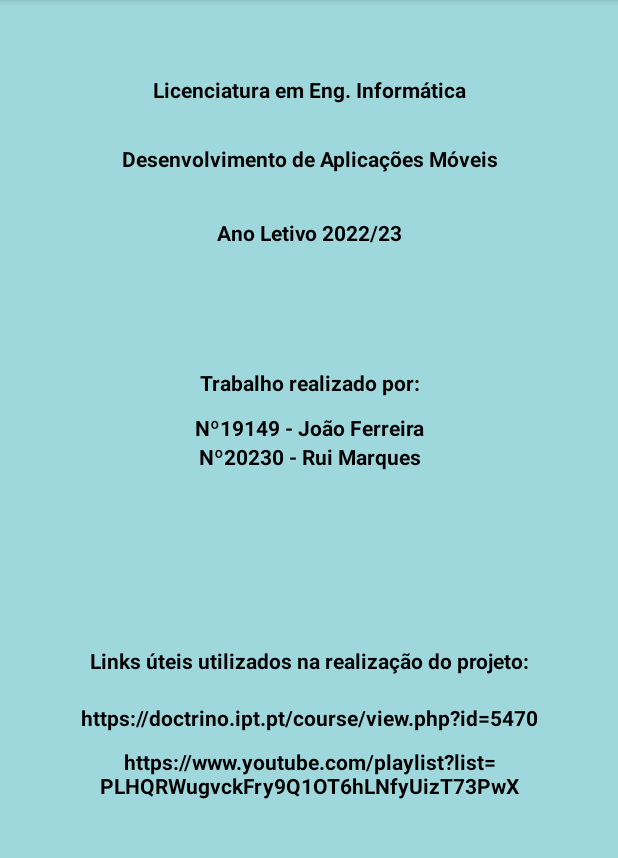
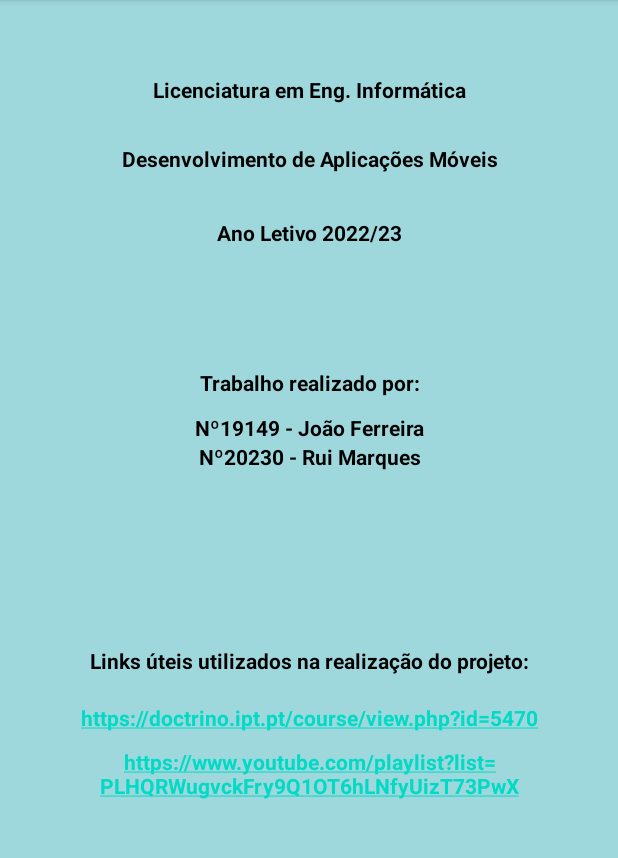
Before and after one commit to joaofnferreira/GestAssiste, an Android app: the SobreNos screen opened directly, with no data from a screen before it, on a phone screen of 412 x 824 dp, the part 84-942 px from its top. Run offline under Robolectric (Android 15) with nearby library versions, the phone set to English and light mode, and no system bars.

Commit message:
Formatação do código + Comentários em falta+ Colocação dos links em formato de link
Formatação do código + Comentários em falta+ Colocação dos links em formato de link

```diff
--- a/app/build.gradle
+++ b/app/build.gradle
@@ -1,6 +1,7 @@
 plugins {
     id 'com.android.application'
     id 'org.jetbrains.kotlin.android'
+    //firebase plugin
     id("com.google.gms.google-services")
 }
 
@@ -60,7 +61,9 @@ dependencies {
     androidTestImplementation 'androidx.test.ext:junit:1.1.5'
     androidTestImplementation 'androidx.test.espresso:espresso-core:3.5.1'
 
+    //firebase BoM
     implementation(platform("com.google.firebase:firebase-bom:32.1.1"))
+    //firebase real time database
     implementation("com.google.firebase:firebase-database-ktx")
 
 
--- a/app/src/main/java/com/gest/gestassiste/AssistModel.kt
+++ b/app/src/main/java/com/gest/gestassiste/AssistModel.kt
@@ -1,6 +1,7 @@
 package com.gest.gestassiste
 
-data class AssistModel (
+//modelo dos dados
+data class AssistModel(
     //assistência
     val idassitencia: String? = null,
     val dataassitencia: String? = null,
--- a/app/src/main/java/com/gest/gestassiste/SobreNos.kt
+++ b/app/src/main/java/com/gest/gestassiste/SobreNos.kt
@@ -1,15 +1,24 @@
 package com.gest.gestassiste
 
 import android.os.Bundle
+import android.text.method.LinkMovementMethod
+import android.widget.TextView
 import androidx.appcompat.app.AppCompatActivity
 import com.gest.gestassiste.R
 
-class SobreNos: AppCompatActivity() {
+class SobreNos : AppCompatActivity() {
 
     override fun onCreate(savedInstanceState: Bundle?) {
         super.onCreate(savedInstanceState)
         setContentView(R.layout.sobre_nos)
 
+        //declaração e inicialização
+        val doctrino = findViewById<TextView>(R.id.textView9)
+        val playlist = findViewById<TextView>(R.id.textView17)
+
+        //ação de ir para o link
+        doctrino.movementMethod = LinkMovementMethod.getInstance()
+        playlist.movementMethod = LinkMovementMethod.getInstance()
 
     }
 
--- a/app/src/main/res/layout/activity_consulta.xml
+++ b/app/src/main/res/layout/activity_consulta.xml
@@ -19,7 +19,6 @@
         app:layout_constraintEnd_toEndOf="parent"
         app:layout_constraintStart_toStartOf="parent"
         app:layout_constraintTop_toTopOf="parent"
-
         tools:listitem="@layout/lista_assist" />
 
     <TextView
--- a/app/src/main/res/layout/lista_assist.xml
+++ b/app/src/main/res/layout/lista_assist.xml
@@ -7,7 +7,6 @@
     android:background="#9ED8DD"
     android:backgroundTint="#9ED8DD"
     app:cardBackgroundColor="#9ED8DD"
-
     app:cardCornerRadius="8dp"
     app:cardElevation="8dp">
 
--- a/app/src/main/res/layout/sobre_nos.xml
+++ b/app/src/main/res/layout/sobre_nos.xml
@@ -25,7 +25,7 @@
             app:layout_constraintEnd_toEndOf="parent"
             app:layout_constraintHorizontal_bias="0.501"
             app:layout_constraintStart_toStartOf="parent"
-            app:layout_constraintTop_toTopOf="parent"/>
+            app:layout_constraintTop_toTopOf="parent" />
 
         <TextView
             android:id="@+id/textView11"
@@ -38,7 +38,7 @@
             app:layout_constraintEnd_toEndOf="parent"
             app:layout_constraintHorizontal_bias="0.501"
             app:layout_constraintStart_toStartOf="parent"
-            app:layout_constraintTop_toTopOf="parent"/>
+            app:layout_constraintTop_toTopOf="parent" />
 
         <TextView
             android:id="@+id/textView12"
@@ -51,7 +51,7 @@
             app:layout_constraintEnd_toEndOf="parent"
             app:layout_constraintHorizontal_bias="0.501"
             app:layout_constraintStart_toStartOf="parent"
-            app:layout_constraintTop_toTopOf="parent"/>
+            app:layout_constraintTop_toTopOf="parent" />
 
         <TextView
             android:id="@+id/textView13"
@@ -64,7 +64,7 @@
             app:layout_constraintEnd_toEndOf="parent"
             app:layout_constraintHorizontal_bias="0.501"
             app:layout_constraintStart_toStartOf="parent"
-            app:layout_constraintTop_toTopOf="parent"/>
+            app:layout_constraintTop_toTopOf="parent" />
 
         <TextView
             android:id="@+id/textView14"
@@ -77,7 +77,7 @@
             app:layout_constraintEnd_toEndOf="parent"
             app:layout_constraintHorizontal_bias="0.501"
             app:layout_constraintStart_toStartOf="parent"
-            app:layout_constraintTop_toTopOf="parent"/>
+            app:layout_constraintTop_toTopOf="parent" />
 
         <TextView
             android:id="@+id/textView15"
@@ -90,7 +90,7 @@
             app:layout_constraintEnd_toEndOf="parent"
             app:layout_constraintHorizontal_bias="0.501"
             app:layout_constraintStart_toStartOf="parent"
-            app:layout_constraintTop_toTopOf="parent"/>
+            app:layout_constraintTop_toTopOf="parent" />
 
         <TextView
             android:id="@+id/textView16"
@@ -103,33 +103,33 @@
             app:layout_constraintEnd_toEndOf="parent"
             app:layout_constraintHorizontal_bias="0.501"
             app:layout_constraintStart_toStartOf="parent"
-            app:layout_constraintTop_toTopOf="parent"/>
+            app:layout_constraintTop_toTopOf="parent" />
 
         <TextView
             android:id="@+id/textView9"
             android:layout_width="match_parent"
             android:layout_height="29dp"
-            android:text="https://doctrino.ipt.pt/course/view.php?id=5470"
+            android:text="@string/hyperlink"
             android:textAlignment="center"
             android:textColor="@color/black"
             android:textStyle="bold"
             app:layout_constraintEnd_toEndOf="parent"
             app:layout_constraintHorizontal_bias="0.501"
             app:layout_constraintStart_toStartOf="parent"
-            app:layout_constraintTop_toTopOf="parent"/>
+            app:layout_constraintTop_toTopOf="parent" />
 
         <TextView
             android:id="@+id/textView17"
             android:layout_width="match_parent"
             android:layout_height="wrap_content"
-            android:text="https://www.youtube.com/playlist?list=PLHQRWugvckFry9Q1OT6hLNfyUizT73PwX"
+            android:text="@string/hyperlink1"
             android:textAlignment="center"
             android:textColor="@color/black"
             android:textStyle="bold"
             app:layout_constraintEnd_toEndOf="parent"
             app:layout_constraintHorizontal_bias="0.501"
             app:layout_constraintStart_toStartOf="parent"
-            app:layout_constraintTop_toTopOf="parent"/>
+            app:layout_constraintTop_toTopOf="parent" />
 
 
     </LinearLayout>
--- a/app/src/main/res/layout/update_dialog.xml
+++ b/app/src/main/res/layout/update_dialog.xml
@@ -79,9 +79,8 @@
         android:id="@+id/imageString"
         android:layout_width="match_parent"
         android:layout_height="wrap_content"
-        android:visibility="invisible"
-        android:hint="String da imagem" />
-
+        android:hint="String da imagem"
+        android:visibility="invisible" />
 
 
 </LinearLayout>
--- a/app/src/main/res/values/strings.xml
+++ b/app/src/main/res/values/strings.xml
@@ -13,4 +13,6 @@
 
     <string name="hello_first_fragment">Hello first fragment</string>
     <string name="hello_second_fragment">Hello second fragment. Arg: %1$s</string>
+    <string name="hyperlink"><a href="https://doctrino.ipt.pt/course/view.php?id=5470">https://doctrino.ipt.pt/course/view.php?id=5470</a></string>
+    <string name="hyperlink1"><a href="https://www.youtube.com/playlist?list=PLHQRWugvckFry9Q1OT6hLNfyUizT73PwX">https://www.youtube.com/playlist?list=PLHQRWugvckFry9Q1OT6hLNfyUizT73PwX</a></string>
 </resources>
```
Also changed, not shown: app/src/main/java/com/gest/gestassiste/AssistAdapter.kt (+23 -13 lines), app/src/main/java/com/gest/gestassiste/AssistDetails.kt (+77 -23 lines), app/src/main/java/com/gest/gestassiste/Assistencia.kt (+20 -17 lines), app/src/main/java/com/gest/gestassiste/Consulta.kt (+21 -7 lines), app/src/main/java/com/gest/gestassiste/MainActivity.kt (+6 -5 lines), app/src/main/res/layout/activity_assistencia.xml (+17 -29 lines), app/src/main/res/layout/assist_details.xml (+24 -10 lines), build.gradle (+3 -12 lines). Lines whose indentation alone changed are shown as unchanged.
